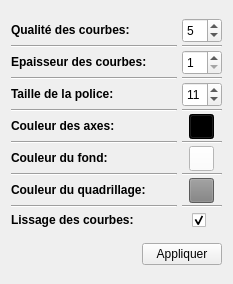
First picture: the form in Windows/fenetreoptions.ui, repository AdelKS/ZeGrapher, before the edit.
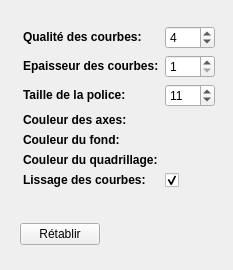
Second picture: the form after the edit. Icons and pictures are not drawn.

Commit message:
Some changes on Options Window and bug fix on dataTable
- changed previously colored by css buttons by QColorButtons
- changed curve's quality formula and limits
- changed display style.

for dataTable:
- when columns where moved, filling from range or formula wasn't working
they way expected

Patch:
```diff
--- a/Windows/fenetreoptions.ui
+++ b/Windows/fenetreoptions.ui
@@ -7,9 +7,15 @@
     <x>0</x>
     <y>0</y>
     <width>233</width>
-    <height>284</height>
+    <height>270</height>
    </rect>
   </property>
+  <property name="sizePolicy">
+   <sizepolicy hsizetype="Minimum" vsizetype="Minimum">
+    <horstretch>0</horstretch>
+    <verstretch>0</verstretch>
+   </sizepolicy>
+  </property>
   <property name="maximumSize">
    <size>
     <width>16777215</width>
@@ -25,20 +31,13 @@
   </property>
   <layout class="QVBoxLayout" name="verticalLayout">
    <item>
-    <layout class="QGridLayout" name="gridLayout">
-     <property name="horizontalSpacing">
-      <number>5</number>
+    <layout class="QFormLayout" name="formLayout">
+     <property name="fieldGrowthPolicy">
+      <enum>QFormLayout::AllNonFixedFieldsGrow</enum>
      </property>
-     <property name="verticalSpacing">
-      <number>2</number>
+     <property name="formAlignment">
+      <set>Qt::AlignCenter</set>
      </property>
-     <item row="1" column="0">
-      <widget class="Line" name="line">
-       <property name="orientation">
-        <enum>Qt::Horizontal</enum>
-       </property>
-      </widget>
-     </item>
      <item row="0" column="0">
       <widget class="QLabel" name="label_4">
        <property name="sizePolicy">
@@ -61,120 +60,11 @@
        </property>
       </widget>
      </item>
-     <item row="2" column="0">
-      <widget class="QLabel" name="label">
-       <property name="toolTip">
-        <string/>
-       </property>
-       <property name="text">
-        <string>&lt;strong&gt;Epaisseur des courbes:&lt;/strong&gt;</string>
-       </property>
-      </widget>
-     </item>
-     <item row="6" column="0">
-      <widget class="QLabel" name="label_2">
-       <property name="text">
-        <string>&lt;strong&gt;Couleur des axes:&lt;/strong&gt;</string>
-       </property>
-      </widget>
-     </item>
-     <item row="8" column="0">
-      <widget class="QLabel" name="label_3">
-       <property name="text">
-        <string>&lt;strong&gt;Couleur du fond:&lt;/strong&gt;</string>
-       </property>
-      </widget>
-     </item>
-     <item row="12" column="0">
-      <widget class="QLabel" name="label_5">
-       <property name="text">
-        <string>&lt;strong&gt;Lissage des courbes:&lt;/strong&gt;</string>
-       </property>
-      </widget>
-     </item>
-     <item row="12" column="1">
-      <layout class="QHBoxLayout" name="horizontalLayout">
-       <item>
-        <widget class="QCheckBox" name="lissage">
-         <property name="maximumSize">
-          <size>
-           <width>20</width>
-           <height>20</height>
-          </size>
-         </property>
-         <property name="text">
-          <string/>
-         </property>
-         <property name="checked">
-          <bool>true</bool>
-         </property>
-         <property name="tristate">
-          <bool>false</bool>
-         </property>
-        </widget>
-       </item>
-      </layout>
-     </item>
-     <item row="6" column="1">
-      <layout class="QHBoxLayout" name="horizontalLayout_2">
-       <item>
-        <widget class="QPushButton" name="couleurAxes">
-         <property name="minimumSize">
-          <size>
-           <width>25</width>
-           <height>25</height>
-          </size>
-         </property>
-         <property name="maximumSize">
-          <size>
-           <width>25</width>
-           <height>25</height>
-          </size>
-         </property>
-         <property name="styleSheet">
-          <string notr="true">background-color: black;
-</string>
-         </property>
-         <property name="text">
-          <string/>
-         </property>
-        </widget>
-       </item>
-      </layout>
-     </item>
-     <item row="8" column="1">
-      <layout class="QHBoxLayout" name="horizontalLayout_3">
-       <item>
-        <widget class="QPushButton" name="couleurFond">
-         <property name="minimumSize">
-          <size>
-           <width>25</width>
-           <height>25</height>
-          </size>
-         </property>
-         <property name="maximumSize">
-          <size>
-           <width>25</width>
-           <height>25</height>
-          </size>
-         </property>
-         <property name="styleSheet">
-          <string notr="true">background-color: white;</string>
-         </property>
-         <property name="text">
-          <string/>
-         </property>
-        </widget>
-       </item>
-      </layout>
-     </item>
      <item row="0" column="1">
-      <layout class="QHBoxLayout" name="horizontalLayout_5">
-       <item>
         <widget class="QSpinBox" name="distanceWidget">
          <property name="maximumSize">
           <size>
-           <width>40</width>
+         <width>50</width>
            <height>25</height>
           </size>
          </property>
@@ -185,22 +75,28 @@
           <number>1</number>
          </property>
          <property name="maximum">
-          <number>10</number>
+        <number>16</number>
          </property>
          <property name="value">
-          <number>5</number>
+        <number>4</number>
          </property>
         </widget>
        </item>
-      </layout>
+     <item row="1" column="0">
+      <widget class="QLabel" name="label">
+       <property name="toolTip">
+        <string/>
+       </property>
+       <property name="text">
+        <string>&lt;strong&gt;Epaisseur des courbes:&lt;/strong&gt;</string>
+       </property>
+      </widget>
      </item>
-     <item row="2" column="1">
-      <layout class="QHBoxLayout" name="horizontalLayout_6">
-       <item>
+     <item row="1" column="1">
         <widget class="QSpinBox" name="epaisseurWidget">
          <property name="maximumSize">
           <size>
-           <width>40</width>
+         <width>50</width>
            <height>25</height>
           </size>
          </property>
@@ -212,36 +108,7 @@
          </property>
         </widget>
        </item>
-      </layout>
-     </item>
-     <item row="10" column="0">
-      <widget class="QLabel" name="label_8">
-       <property name="text">
-        <string>&lt;strong&gt;Couleur du quadrillage:&lt;/strong&gt;</string>
-       </property>
-      </widget>
-     </item>
-     <item row="10" column="1">
-      <layout class="QHBoxLayout" name="horizontalLayout_8">
-       <item>
-        <widget class="QPushButton" name="couleurQuadrillage">
-         <property name="maximumSize">
-          <size>
-           <width>25</width>
-           <height>25</height>
-          </size>
-         </property>
-         <property name="styleSheet">
-          <string notr="true">background-color: gray;</string>
-         </property>
-         <property name="text">
-          <string/>
-         </property>
-        </widget>
-       </item>
-      </layout>
-     </item>
-     <item row="4" column="0">
+     <item row="2" column="0">
       <widget class="QLabel" name="label_7">
        <property name="toolTip">
         <string>Taille des nombres affichés sur le graphique</string>
@@ -251,13 +118,11 @@
        </property>
       </widget>
      </item>
-     <item row="4" column="1">
-      <layout class="QHBoxLayout" name="horizontalLayout_9">
-       <item>
+     <item row="2" column="1">
         <widget class="QSpinBox" name="numSize">
          <property name="maximumSize">
           <size>
-           <width>40</width>
+         <width>50</width>
            <height>25</height>
           </size>
          </property>
@@ -275,89 +140,80 @@
          </property>
         </widget>
        </item>
-      </layout>
-     </item>
      <item row="3" column="0">
-      <widget class="Line" name="line_2">
-       <property name="orientation">
-        <enum>Qt::Horizontal</enum>
-       </property>
-      </widget>
-     </item>
-     <item row="5" column="0">
-      <widget class="Line" name="line_3">
-       <property name="orientation">
-        <enum>Qt::Horizontal</enum>
-       </property>
-      </widget>
-     </item>
-     <item row="9" column="0">
-      <widget class="Line" name="line_6">
-       <property name="orientation">
-        <enum>Qt::Horizontal</enum>
-       </property>
-      </widget>
-     </item>
-     <item row="7" column="0">
-      <widget class="Line" name="line_5">
-       <property name="orientation">
-        <enum>Qt::Horizontal</enum>
-       </property>
-      </widget>
-     </item>
-     <item row="9" column="1">
-      <widget class="Line" name="line_13">
-       <property name="orientation">
-        <enum>Qt::Horizontal</enum>
-       </property>
-      </widget>
-     </item>
-     <item row="11" column="0">
-      <widget class="Line" name="line_7">
-       <property name="orientation">
-        <enum>Qt::Horizontal</enum>
-       </property>
-      </widget>
-     </item>
-     <item row="1" column="1">
-      <widget class="Line" name="line_8">
-       <property name="orientation">
-        <enum>Qt::Horizontal</enum>
+      <widget class="QLabel" name="label_2">
+       <property name="text">
+        <string>&lt;strong&gt;Couleur des axes:&lt;/strong&gt;</string>
        </property>
       </widget>
      </item>
      <item row="3" column="1">
-      <widget class="Line" name="line_9">
-       <property name="orientation">
-        <enum>Qt::Horizontal</enum>
+      <layout class="QHBoxLayout" name="axesColorLayout"/>
+     </item>
+     <item row="4" column="0">
+      <widget class="QLabel" name="label_3">
+       <property name="text">
+        <string>&lt;strong&gt;Couleur du fond:&lt;/strong&gt;</string>
+       </property>
+      </widget>
+     </item>
+     <item row="4" column="1">
+      <layout class="QHBoxLayout" name="backgroundColorLayout"/>
+     </item>
+     <item row="5" column="0">
+      <widget class="QLabel" name="label_8">
+       <property name="text">
+        <string>&lt;strong&gt;Couleur du quadrillage:&lt;/strong&gt;</string>
        </property>
       </widget>
      </item>
      <item row="5" column="1">
-      <widget class="Line" name="line_10">
-       <property name="orientation">
-        <enum>Qt::Horizontal</enum>
-       </property>
-      </widget>
+      <layout class="QHBoxLayout" name="gridColorLayout"/>
      </item>
-     <item row="7" column="1">
-      <widget class="Line" name="line_12">
-       <property name="orientation">
-        <enum>Qt::Horizontal</enum>
+     <item row="6" column="0">
+      <widget class="QLabel" name="label_5">
+       <property name="text">
+        <string>&lt;strong&gt;Lissage des courbes:&lt;/strong&gt;</string>
        </property>
       </widget>
      </item>
-     <item row="11" column="1">
-      <widget class="Line" name="line_14">
-       <property name="orientation">
-        <enum>Qt::Horizontal</enum>
+     <item row="6" column="1">
+      <widget class="QCheckBox" name="lissage">
+       <property name="maximumSize">
+        <size>
+         <width>20</width>
+         <height>20</height>
+        </size>
+       </property>
+       <property name="text">
+        <string/>
+       </property>
+       <property name="checked">
+        <bool>true</bool>
+       </property>
+       <property name="tristate">
+        <bool>false</bool>
        </property>
       </widget>
      </item>
     </layout>
    </item>
    <item>
-    <layout class="QHBoxLayout" name="horizontalLayout_4">
+    <widget class="QWidget" name="widget" native="true">
+     <property name="maximumSize">
+      <size>
+       <width>16777215</width>
+       <height>50</height>
+      </size>
+     </property>
+     <layout class="QHBoxLayout" name="horizontalLayout">
+      <item>
+       <widget class="QPushButton" name="reset">
+        <property name="text">
+         <string>Rétablir</string>
+        </property>
+       </widget>
+      </item>
      <item>
       <spacer name="horizontalSpacer_3">
        <property name="orientation">
@@ -371,14 +227,8 @@
        </property>
       </spacer>
      </item>
-     <item>
-      <widget class="QPushButton" name="appliquer">
-       <property name="text">
-        <string>Appliquer</string>
-       </property>
-      </widget>
-     </item>
-    </layout>
+     </layout>
+    </widget>
    </item>
   </layout>
  </widget>
```
Left out of the diff: 4 changed lines with no effect on the pictures. Lines whose indentation alone changed are shown as unchanged. The commit also changes 6 other files.
